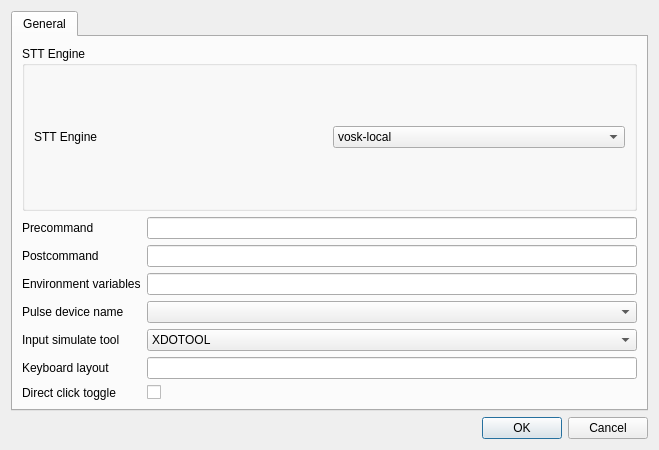
pcaro/elograf, file eloGraf/advanced.ui: the form before one commit.
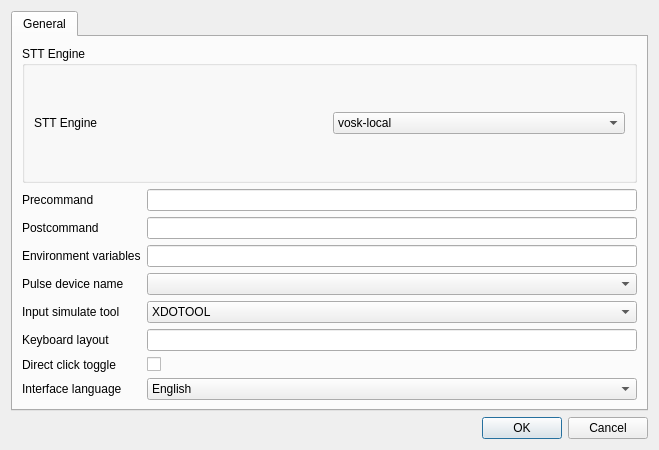
The form after the commit. Icons and pictures are not drawn.

Commit message: Add interface language setting with dynamic translation reload

Patch:
```diff
--- a/eloGraf/advanced.ui
+++ b/eloGraf/advanced.ui
@@ -200,6 +200,30 @@
            </property>
           </widget>
          </item>
+         <item row="15" column="0">
+          <widget class="QLabel" name="label_interface_language">
+           <property name="toolTip">
+            <string>&lt;b&gt;Interface Language&lt;/b&gt;&lt;br&gt;Language for the application interface.</string>
+           </property>
+           <property name="text">
+            <string>Interface language</string>
+           </property>
+          </widget>
+         </item>
+         <item row="15" column="1">
+          <widget class="QComboBox" name="interface_language_cb">
+           <item>
+            <property name="text">
+             <string>English</string>
+            </property>
+           </item>
+           <item>
+            <property name="text">
+             <string>Español</string>
+            </property>
+           </item>
+          </widget>
+         </item>
         </layout>
        </item>
       </layout>
```
The commit also changes 5 other files.
